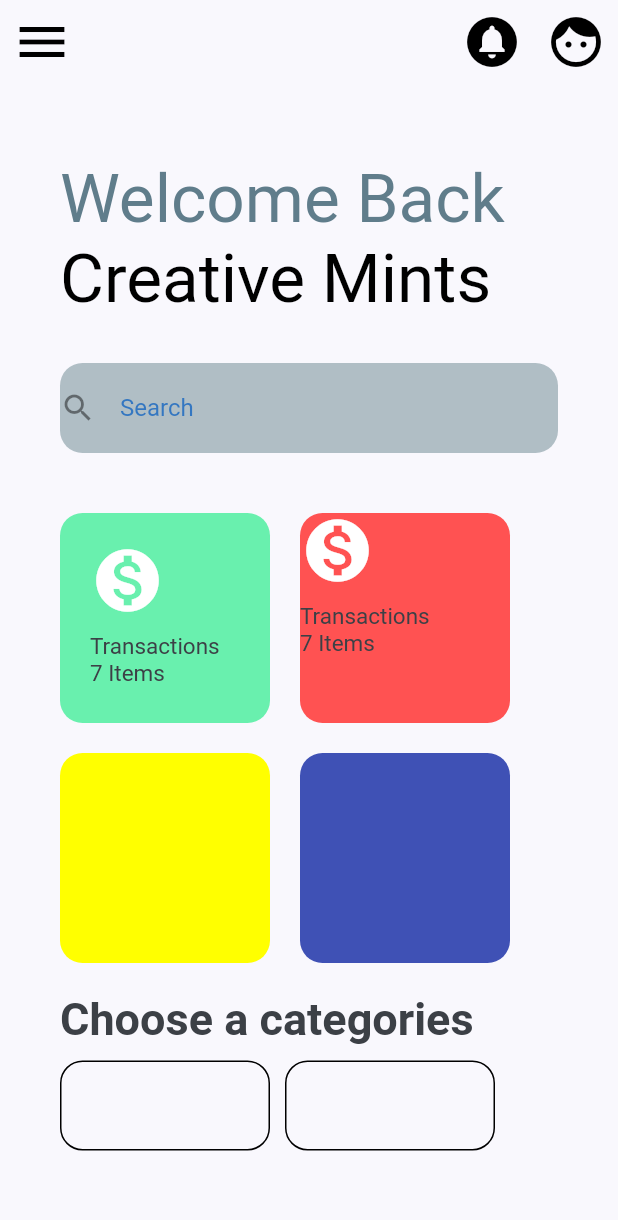
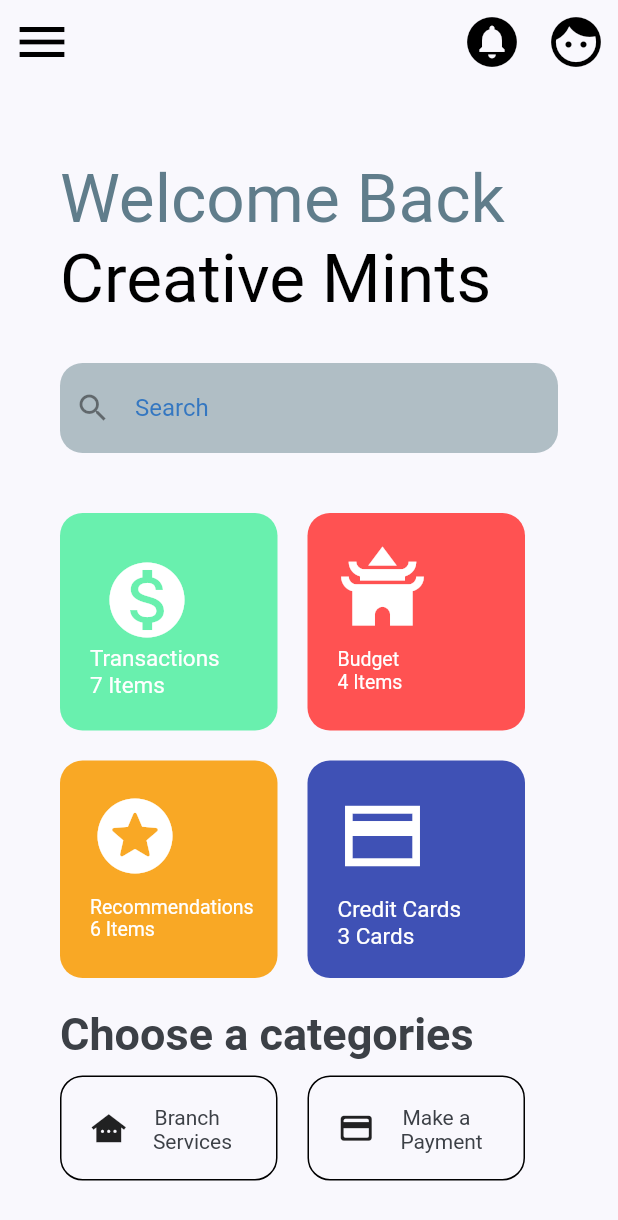
Before and after one commit to qd16092002/MyFirstApp, a Flutter app: the screen it shows after launch, on a phone screen of 412 x 824 dp. Shown: the top 1220 px of the screen. Run offline on Flutter 3.47's test engine with Material 2 defaults, Android fonts, the phone set to English and light mode, and no system bars.

Commit message:
first commit

```diff
--- a/lib/constants.dart
+++ b/lib/constants.dart
@@ -4,5 +4,5 @@ const kPrimaryColor = Color(0xFF1565C0);
 const kTextColor=Color(0xFF3C4046);
 const kBackgroundColor=Color(0xFFF9F8FD);
 const searchColor=Color(0xFFB0BEC5);
-
+const background2= Color(0xFF2F26D9);
 const double kDefaultPadding = 20.0;
--- a/lib/main.dart
+++ b/lib/main.dart
@@ -3,6 +3,8 @@ import 'package:flutter/material.dart';
 import 'package:untitled/constants.dart';
 import 'package:untitled/screens/home/components/home_screen.dart';
 import 'package:flutter/src/painting/gradient.dart';
+import 'package:untitled/screens/home/tab2/new_home_screen.dart';
+
 void main() {
   runApp(
       // const MaterialApp(
@@ -175,6 +177,7 @@ void main() {
 // }
 class MyApp extends StatelessWidget {
   const MyApp({super.key});
+
   @override
   Widget build(BuildContext context) {
     return MaterialApp(
@@ -186,6 +189,11 @@ class MyApp extends StatelessWidget {
         visualDensity: VisualDensity.adaptivePlatformDensity,
       ),
       home: const HomeScreen(),
+      routes: {
+        '/newhome':(_)=> const NewHomeScreen(),
+        '/back':(_)=> const HomeScreen(),
+      },
+      //HomeScreen(),
     );
   }
 }
--- a/lib/screens/home/components/choose.dart
+++ b/lib/screens/home/components/choose.dart
@@ -27,29 +27,72 @@ class Choose extends StatelessWidget {
               Row(
                 children: <Widget>[
                   Container(
-                    padding: const EdgeInsets.all(20),
-                    height: 60,
-                    width: 140,
+                    padding: const EdgeInsets.all(19),
+                    height: 70,
+                    width: 145,
                     decoration: BoxDecoration(
                       borderRadius: BorderRadius.circular(15),
                       border: Border.all(color: Colors.black)
                     ),
-                    child: Column(
+                    child: Row(
                       children: <Widget>[
-
+                        Row(
+                          children: const <Widget>[
+                            Icon(Icons.other_houses_sharp,size: 25,)
+                          ],
+                        ),
+                        const SizedBox(width: 10,),
+                        Column(
+                          children: [
+                            Row(
+                              children: const <Widget>[
+                                Text('Branch'),
+                              ],
+                            ),
+                            Row(
+                              children: const <Widget>[
+                                Text("  Services"),
+                              ],
+                            ),
+                          ],
+                        )
                       ],
                     ),
                   ),
                   const SizedBox(
-                    width: 10,
+                    width: 20,
                   ),
                   Container(
-                    padding: const EdgeInsets.all(20),
-                    height: 60,
-                    width: 140,
+                    padding: const EdgeInsets.all(19),
+                    height: 70,
+                    width: 145,
                     decoration: BoxDecoration(
                         borderRadius: BorderRadius.circular(15),
                         border: Border.all(color: Colors.black)
+                    ),
+                    child: Row(
+                      children: <Widget>[
+                        Row(
+                          children: const <Widget>[
+                            Icon(Icons.payment_rounded,size: 25,)
+                          ],
+                        ),
+                        const SizedBox(width: 10,),
+                        Column(
+                          children: [
+                            Row(
+                              children: const <Widget>[
+                                Text('Make a'),
+                              ],
+                            ),
+                            Row(
+                              children: const <Widget>[
+                                Text("  Payment"),
+                              ],
+                            ),
+                          ],
+                        )
+                      ],
                     ),
                   ),
                 ],
--- a/lib/screens/home/components/header_with_searchbox.dart
+++ b/lib/screens/home/components/header_with_searchbox.dart
@@ -3,6 +3,7 @@ import 'package:untitled/constants.dart';
 
 class HeaderWithSearchBox extends StatelessWidget {
   const HeaderWithSearchBox({super.key});
+
   @override
   Widget build(BuildContext context) {
     Size size = MediaQuery.of(context).size;
@@ -19,8 +20,10 @@ class HeaderWithSearchBox extends StatelessWidget {
                   Text(
                     'Welcome Back',
                     softWrap: true,
-                    style: Theme.of(context).textTheme.headline3?.copyWith(
-                        color: Colors.blueGrey),
+                    style: Theme.of(context)
+                        .textTheme
+                        .headline3
+                        ?.copyWith(color: Colors.blueGrey),
                   ),
                 ],
               ),
@@ -58,6 +61,7 @@ class HeaderWithSearchBox extends StatelessWidget {
           ),
           child: Row(
             children: <Widget>[
+              const SizedBox(width: 10),
               Expanded(
                 child: TextField(
                   onChanged: (value) {},
--- a/lib/screens/home/components/home_screen.dart
+++ b/lib/screens/home/components/home_screen.dart
@@ -21,12 +21,11 @@ class HomeScreen extends StatelessWidget {
       elevation: 0,
       leading: IconButton(
           icon: const Icon(Icons.menu_outlined),
-          tooltip: 'Back',
+          tooltip: 'Menu',
           onPressed: () {
             if (kDebugMode) {
-              print("Back");
+              print("Menu");
             }
-
           },
         iconSize: 40,
         color: Colors.black,
--- a/lib/screens/home/components/transactions.dart
+++ b/lib/screens/home/components/transactions.dart
@@ -1,5 +1,7 @@
+import 'package:flutter/foundation.dart';
 import 'package:flutter/material.dart';
 import 'package:untitled/constants.dart';
+import 'package:untitled/screens/home/tab2/new_home_screen.dart';
 
 class Transactions extends StatelessWidget {
   const Transactions({Key? key}) : super(key: key);
@@ -18,28 +20,41 @@ class Transactions extends StatelessWidget {
                 children: <Widget>[
                   Container(
                     padding: const EdgeInsets.all(20),
-                    height: 140,
-                    width: 140,
+                    height: 145,
+                    width: 145,
                     decoration: BoxDecoration(
                       color: Colors.greenAccent,
                       borderRadius: BorderRadius.circular(15),
                     ),
                     child: Column(
                       crossAxisAlignment: CrossAxisAlignment.start,
+                      mainAxisAlignment: MainAxisAlignment.start,
                       children: <Widget>[
-                        const Icon(Icons.monetization_on,size: 50,color: Colors.white,),
-                        const SizedBox(height: 10,),
+                        IconButton(
+                          icon: const Icon(Icons.monetization_on,size: 60,color: Colors.white,),
+                          tooltip: "Transactions",
+                          onPressed: () {
+                            Navigator.of(context).pushNamed('/newhome');
+                          },
+                        ),
+                        const SizedBox(
+                          height: 20,
+                        ),
                         Row(
                           children: const [
-                            Text('Transactions',
-                              style: TextStyle(fontSize: 15,),
+                            Text(
+                              'Transactions',
+                              style:
+                                  TextStyle(fontSize: 15, color: Colors.white),
                             ),
                           ],
                         ),
                         Row(
                           children: const [
-                            Text('7 Items',
-                              style: TextStyle(fontSize: 15,),
+                            Text(
+                              '7 Items',
+                              style:
+                                  TextStyle(fontSize: 15, color: Colors.white),
                             ),
                           ],
                         ),
@@ -50,8 +65,9 @@ class Transactions extends StatelessWidget {
                     width: 20,
                   ),
                   Container(
-                    height: 140,
-                    width: 140,
+                    padding: const EdgeInsets.all(20),
+                    height: 145,
+                    width: 145,
                     decoration: BoxDecoration(
                       color: Colors.redAccent,
                       borderRadius: BorderRadius.circular(15),
@@ -59,19 +75,29 @@ class Transactions extends StatelessWidget {
                     child: Column(
                       crossAxisAlignment: CrossAxisAlignment.start,
                       children: <Widget>[
-                        const Icon(Icons.monetization_on,size: 50,color: Colors.white,),
-                        const SizedBox(height: 10,),
+                        const Icon(
+                          Icons.temple_buddhist,
+                          size: 60,
+                          color: Colors.white,
+                        ),
+                        const SizedBox(
+                          height: 10,
+                        ),
                         Row(
                           children: const [
-                            Text('Transactions',
-                              style: TextStyle(fontSize: 15,),
+                            Text(
+                              'Budget',
+                              style:
+                                  TextStyle(fontSize: 13, color: Colors.white),
                             ),
                           ],
                         ),
                         Row(
                           children: const [
-                            Text('7 Items',
-                              style: TextStyle(fontSize: 15,),
+                            Text(
+                              '4 Items',
+                              style:
+                                  TextStyle(fontSize: 13, color: Colors.white),
                             ),
                           ],
                         ),
@@ -86,22 +112,86 @@ class Transactions extends StatelessWidget {
               Row(
                 children: [
                   Container(
-                    height: 140,
-                    width: 140,
+                    padding: const EdgeInsets.all(20),
+                    height: 145,
+                    width: 145,
                     decoration: BoxDecoration(
-                      color: Colors.yellowAccent,
+                      color: Colors.yellow[800],
                       borderRadius: BorderRadius.circular(15),
+                    ),
+                    child: Column(
+                      crossAxisAlignment: CrossAxisAlignment.start,
+                      children: <Widget>[
+                        const Icon(
+                          Icons.stars_rounded,
+                          size: 60,
+                          color: Colors.white,
+                        ),
+                        const SizedBox(
+                          height: 10,
+                        ),
+                        Row(
+                          children: const [
+                            Text(
+                              'Recommendations',
+                              style:
+                                  TextStyle(fontSize: 13, color: Colors.white),
+                            ),
+                          ],
+                        ),
+                        Row(
+                          children: const [
+                            Text(
+                              '6 Items',
+                              style:
+                                  TextStyle(fontSize: 13, color: Colors.white),
+                            ),
+                          ],
+                        ),
+                      ],
                     ),
                   ),
                   const SizedBox(
                     width: 20,
                   ),
                   Container(
-                    height: 140,
-                    width: 140,
+                    padding: const EdgeInsets.all(20),
+                    height: 145,
+                    width: 145,
                     decoration: BoxDecoration(
                       color: Colors.indigo,
                       borderRadius: BorderRadius.circular(15),
+                    ),
+                    child: Column(
+                      crossAxisAlignment: CrossAxisAlignment.start,
+                      children: <Widget>[
+                        const Icon(
+                          Icons.credit_card_sharp,
+                          size: 60,
+                          color: Colors.white,
+                        ),
+                        const SizedBox(
+                          height: 10,
+                        ),
+                        Row(
+                          children: const [
+                            Text(
+                              'Credit Cards',
+                              style:
+                                  TextStyle(fontSize: 15, color: Colors.white),
+                            ),
+                          ],
+                        ),
+                        Row(
+                          children: const [
+                            Text(
+                              '3 Cards',
+                              style:
+                                  TextStyle(fontSize: 15, color: Colors.white),
+                            ),
+                          ],
+                        ),
+                      ],
                     ),
                   ),
                 ],
```
Also changed, not shown: lib/screens/home/tab2/background.dart (added, +60 -0 lines), lib/screens/home/tab2/new_home_screen.dart (added, +56 -0 lines), lib/screens/home/tab2/new_transactions.dart (added, +45 -0 lines), lib/screens/home/tab2/newbody.dart (added, +19 -0 lines), lib/screens/home/tab2/newbox.dart (added, +109 -0 lines), lib/screens/home/tab2/padding.dart (added, +63 -0 lines), lib/screens/home/tab2/titlewithcustomuderline.dart (added, +28 -0 lines), 1 other file. Lines whose indentation alone changed are shown as unchanged.
